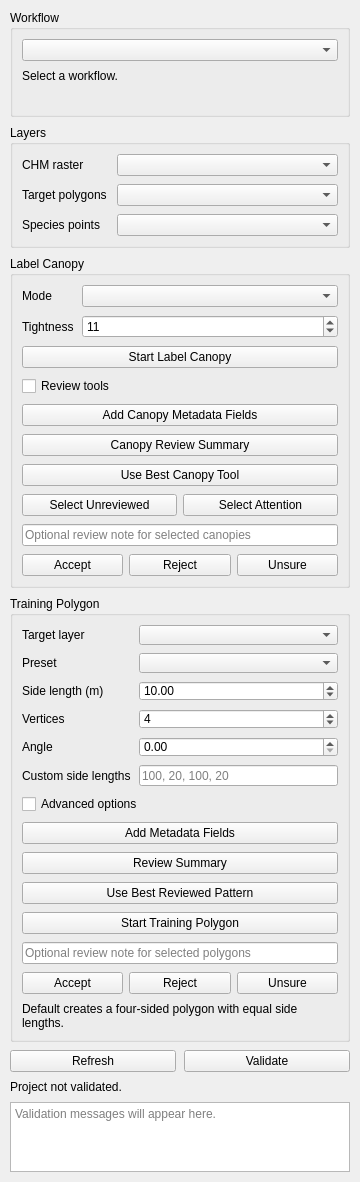
sticholas/forestlabeler, file forest_labeler_dockwidget_base.ui: the form before one commit.
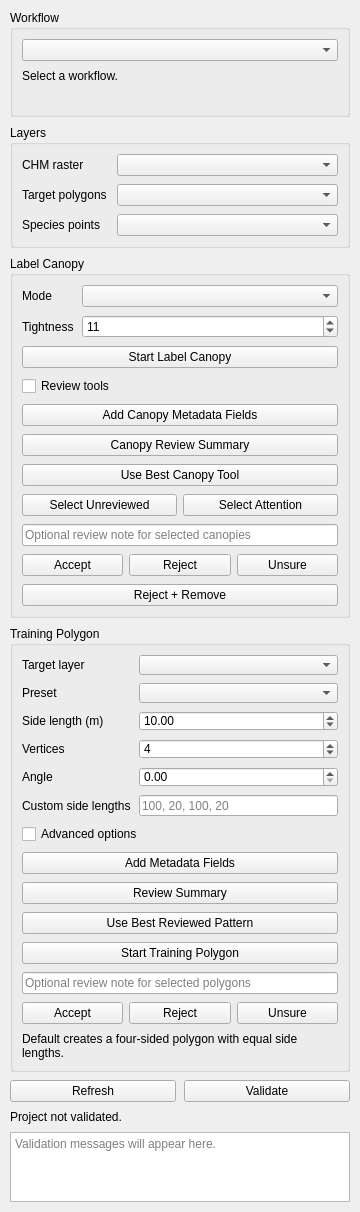
The form after the commit.

What changed in the file:
```diff
--- a/forest_labeler_dockwidget_base.ui
+++ b/forest_labeler_dockwidget_base.ui
@@ -244,6 +244,13 @@
          </item>
         </layout>
        </item>
+       <item>
+        <widget class="QPushButton" name="rejectRemoveCanopiesButton">
+         <property name="text">
+          <string>Reject + Remove</string>
+         </property>
+        </widget>
+       </item>
       </layout>
      </widget>
     </item>
```
